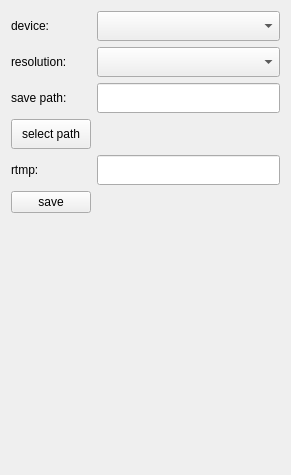
Above: setting.ui from WorldEditor50/qcamera before the change. Below: the same form after it.
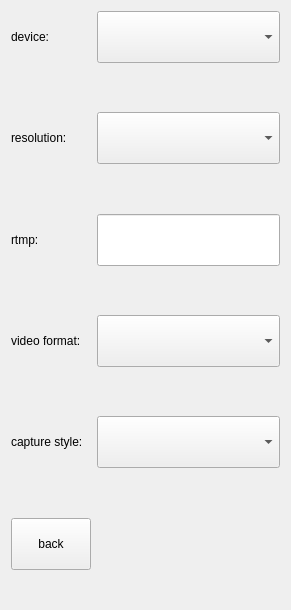
That is the form after the change.

Diff of the .ui file:
```diff
--- a/setting.ui
+++ b/setting.ui
@@ -7,19 +7,37 @@
     <x>0</x>
     <y>0</y>
     <width>291</width>
-    <height>475</height>
+    <height>610</height>
    </rect>
   </property>
   <property name="windowTitle">
    <string>Form</string>
   </property>
+  <property name="styleSheet">
+   <string notr="true">QWidget  {
+		min-height:50px;
+}</string>
+  </property>
   <layout class="QGridLayout" name="gridLayout">
+   <property name="verticalSpacing">
+    <number>20</number>
+   </property>
+   <item row="2" column="1">
+    <widget class="QComboBox" name="resComboBox">
+     <property name="minimumSize">
+      <size>
+       <width>0</width>
+       <height>52</height>
+      </size>
+     </property>
+    </widget>
+   </item>
    <item row="6" column="0">
     <widget class="QLabel" name="rtmpLabel">
      <property name="minimumSize">
       <size>
        <width>0</width>
-       <height>30</height>
+       <height>50</height>
       </size>
      </property>
      <property name="text">
@@ -27,62 +45,81 @@
      </property>
     </widget>
    </item>
+   <item row="12" column="0">
+    <spacer name="verticalSpacer_2">
+     <property name="orientation">
+      <enum>Qt::Vertical</enum>
+     </property>
+     <property name="sizeHint" stdset="0">
+      <size>
+       <width>20</width>
+       <height>40</height>
+      </size>
+     </property>
+    </spacer>
+   </item>
+   <item row="11" column="1">
+    <widget class="QComboBox" name="styleComboBox"/>
+   </item>
+   <item row="8" column="1">
+    <widget class="QComboBox" name="videoFormatComboBox"/>
+   </item>
    <item row="3" column="0">
-    <widget class="QPushButton" name="selectBtn">
-     <property name="minimumSize">
+    <spacer name="verticalSpacer_5">
+     <property name="orientation">
+      <enum>Qt::Vertical</enum>
+     </property>
+     <property name="sizeHint" stdset="0">
       <size>
-       <width>0</width>
-       <height>30</height>
+       <width>20</width>
+       <height>40</height>
       </size>
      </property>
-     <property name="text">
-      <string>select path</string>
-     </property>
-    </widget>
+    </spacer>
    </item>
    <item row="0" column="1">
     <widget class="QComboBox" name="deviceComboBox">
      <property name="minimumSize">
       <size>
        <width>0</width>
-       <height>30</height>
-      </size>
-     </property>
-    </widget>
-   </item>
-   <item row="1" column="1">
-    <widget class="QComboBox" name="resComboBox">
-     <property name="minimumSize">
-      <size>
-       <width>0</width>
-       <height>30</height>
-      </size>
-     </property>
-    </widget>
-   </item>
-   <item row="6" column="1">
-    <widget class="QLineEdit" name="rtmpEdit">
-     <property name="minimumSize">
-      <size>
-       <width>0</width>
-       <height>30</height>
+       <height>52</height>
       </size>
      </property>
     </widget>
    </item>
    <item row="7" column="0">
-    <widget class="QPushButton" name="saveBtn">
+    <spacer name="verticalSpacer_4">
+     <property name="orientation">
+      <enum>Qt::Vertical</enum>
+     </property>
+     <property name="sizeHint" stdset="0">
+      <size>
+       <width>20</width>
+       <height>40</height>
+      </size>
+     </property>
+    </spacer>
+   </item>
+   <item row="14" column="0">
+    <widget class="QPushButton" name="backBtn">
      <property name="text">
-      <string>save</string>
+      <string>back</string>
      </property>
     </widget>
    </item>
-   <item row="1" column="0">
+   <item row="8" column="0">
+    <widget class="QLabel" name="videoFormatLabel">
+     <property name="text">
+      <string>video format:</string>
+     </property>
+    </widget>
+   </item>
+   <item row="2" column="0">
     <widget class="QLabel" name="resLabel">
      <property name="minimumSize">
       <size>
        <width>0</width>
-       <height>30</height>
+       <height>50</height>
       </size>
      </property>
      <property name="text">
@@ -90,12 +127,55 @@
      </property>
     </widget>
    </item>
+   <item row="6" column="1">
+    <widget class="QLineEdit" name="rtmpEdit">
+     <property name="minimumSize">
+      <size>
+       <width>0</width>
+       <height>52</height>
+      </size>
+     </property>
+    </widget>
+   </item>
+   <item row="11" column="0">
+    <widget class="QLabel" name="captureStyleLabel">
+     <property name="text">
+      <string>capture style:</string>
+     </property>
+    </widget>
+   </item>
+   <item row="15" column="0">
+    <spacer name="verticalSpacer">
+     <property name="orientation">
+      <enum>Qt::Vertical</enum>
+     </property>
+     <property name="sizeHint" stdset="0">
+      <size>
+       <width>20</width>
+       <height>40</height>
+      </size>
+     </property>
+    </spacer>
+   </item>
+   <item row="10" column="0">
+    <spacer name="verticalSpacer_3">
+     <property name="orientation">
+      <enum>Qt::Vertical</enum>
+     </property>
+     <property name="sizeHint" stdset="0">
+      <size>
+       <width>20</width>
+       <height>40</height>
+      </size>
+     </property>
+    </spacer>
+   </item>
    <item row="0" column="0">
     <widget class="QLabel" name="deviceLabel">
      <property name="minimumSize">
       <size>
        <width>0</width>
-       <height>30</height>
+       <height>50</height>
       </size>
      </property>
      <property name="text">
@@ -103,31 +183,8 @@
      </property>
     </widget>
    </item>
-   <item row="2" column="0">
-    <widget class="QLabel" name="savePathLabel">
-     <property name="minimumSize">
-      <size>
-       <width>0</width>
-       <height>30</height>
-      </size>
-     </property>
-     <property name="text">
-      <string>save path:</string>
-     </property>
-    </widget>
-   </item>
-   <item row="2" column="1">
-    <widget class="QLineEdit" name="savePathEdit">
-     <property name="minimumSize">
-      <size>
-       <width>0</width>
-       <height>30</height>
-      </size>
-     </property>
-    </widget>
-   </item>
-   <item row="8" column="0">
-    <spacer name="verticalSpacer">
+   <item row="1" column="0">
+    <spacer name="verticalSpacer_6">
      <property name="orientation">
       <enum>Qt::Vertical</enum>
      </property>
```
